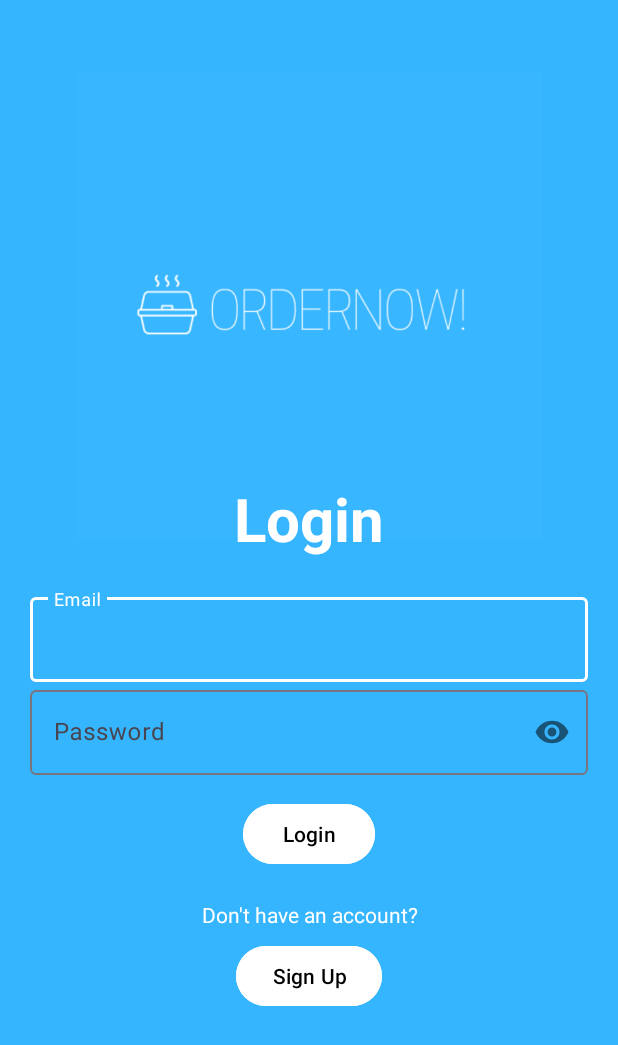
After one commit to Wmelendez1/OrderNowApp, an Android app: the Login screen opened directly, with no data from a screen before it, on a phone screen of 412 x 824 dp. The commit adds this screen. Shown: the top 1045 px of the screen. Run offline under Robolectric (Android 15) with nearby library versions, the phone set to English and light mode, and no system bars.

Commit message:
Created the log in layout and linked buttons.

```diff
--- a/app/build.gradle
+++ b/app/build.gradle
@@ -5,12 +5,12 @@ plugins {
 
 android {
     namespace 'com.example.ordernow'
-    compileSdk 33
+    compileSdk 34
 
     defaultConfig {
         applicationId "com.example.ordernow"
         minSdk 24
-        targetSdk 33
+        targetSdk 34
         versionCode 1
         versionName "1.0"
 
@@ -32,10 +32,11 @@ android {
 dependencies {
 
     implementation 'androidx.appcompat:appcompat:1.6.1'
-    implementation 'com.google.android.material:material:1.5.0'
+    implementation 'com.google.android.material:material:1.12.0'
     implementation 'androidx.constraintlayout:constraintlayout:2.1.4'
-    implementation 'com.google.firebase:firebase-database:20.1.0'
-    implementation 'com.google.firebase:firebase-firestore:24.4.1'
+    implementation 'com.google.firebase:firebase-database:21.0.0'
+    implementation 'com.google.firebase:firebase-firestore:25.0.0'
+    implementation 'androidx.activity:activity:1.9.0'
     testImplementation 'junit:junit:4.13.2'
     androidTestImplementation 'androidx.test.ext:junit:1.1.5'
     androidTestImplementation 'androidx.test.espresso:espresso-core:3.5.1'
--- a/app/src/main/AndroidManifest.xml
+++ b/app/src/main/AndroidManifest.xml
@@ -11,6 +11,9 @@
         android:roundIcon="@mipmap/ic_launcher_round"
         android:supportsRtl="true"
         android:theme="@style/Theme.OrderNow">
+        <activity
+            android:name=".activities.Login"
+            android:exported="false" />
         <activity
             android:name=".activities.SignUp"
             android:exported="false" />
--- /dev/null
+++ b/app/src/main/java/com/example/ordernow/activities/Login.java
@@ -0,0 +1,44 @@
+package com.example.ordernow.activities;
+
+import android.os.Bundle;
+import android.view.View;
+import android.widget.Button;
+import androidx.appcompat.app.AppCompatActivity;
+import android.content.Intent;
+import androidx.core.graphics.Insets;
+import androidx.core.view.ViewCompat;
+import androidx.core.view.WindowInsetsCompat;
+
+import com.example.ordernow.R;
+
+public class Login extends AppCompatActivity {
+
+    @Override
+    protected void onCreate(Bundle savedInstanceState) {
+        super.onCreate(savedInstanceState);
+        setContentView(R.layout.activity_login);
+        // button set up
+        Button signUpBtn = findViewById(R.id.signup_button);
+        Button loginBtn = findViewById(R.id.loginButton);
+
+        signUpBtn.setOnClickListener(new View.OnClickListener() {
+            @Override
+            public void onClick(View v) {
+                // intent to signup activity
+                Intent toSignUp = new Intent(Login.this, SignUp.class);
+                startActivity(toSignUp);
+            }
+        });
+
+        loginBtn.setOnClickListener(new View.OnClickListener(){
+            @Override
+            public void onClick(View v){
+                // intent to homepage
+                Intent LoggingIn = new Intent(); // add intent later
+                startActivity(LoggingIn);
+
+            }
+        });
+
+    }
+}
--- a/app/src/main/java/com/example/ordernow/activities/WelcomeScreen.java
+++ b/app/src/main/java/com/example/ordernow/activities/WelcomeScreen.java
@@ -16,7 +16,7 @@ public class WelcomeScreen extends AppCompatActivity {
 
         //set buttons here
         Button signUpButton = findViewById(R.id.signupButton);
-
+        Button loginBtn = findViewById(R.id.loginButton);
         //on click listeners here
         signUpButton.setOnClickListener(new View.OnClickListener() {
             @Override
@@ -26,5 +26,16 @@ public class WelcomeScreen extends AppCompatActivity {
                 startActivity(intent); //starts activity
             }
         });
+
+        loginBtn.setOnClickListener(new View.OnClickListener(){
+            @Override
+            public void onClick(View v){
+                // intent to homepage
+                Intent toLogin = new Intent(WelcomeScreen.this, Login.class); // add intent later
+                startActivity(toLogin);
+
+            }
+        });
+
     }
 }
--- /dev/null
+++ b/app/src/main/res/layout/activity_login.xml
@@ -0,0 +1,79 @@
+<?xml version="1.0" encoding="utf-8"?>
+<LinearLayout xmlns:android="http://schemas.android.com/apk/res/android"
+    xmlns:app="http://schemas.android.com/apk/res-auto"
+    xmlns:tools="http://schemas.android.com/tools"
+    android:layout_width="match_parent"
+    android:orientation="vertical"
+    android:gravity="center"
+    android:padding="20dp"
+    android:layout_height="match_parent"
+    android:background="@color/themecolor"
+    tools:context=".activities.Login">
+
+    <ImageView
+        android:layout_width="662dp"
+        android:layout_height="310dp"
+        android:layout_marginTop="-100dp"
+        android:src="@drawable/onlogo" />
+
+    <TextView
+        android:text="Login"
+        android:textSize="40dp"
+        android:textStyle="bold"
+        android:textColor="@color/white"
+        android:gravity="center"
+        android:layout_marginTop="-40dp"
+        android:layout_marginBottom="20dp"
+        android:layout_width="match_parent"
+        android:layout_height="wrap_content"/>
+    <com.google.android.material.textfield.TextInputLayout
+        android:layout_width="match_parent"
+        android:layout_height="wrap_content">
+
+        <com.google.android.material.textfield.TextInputEditText
+            android:id="@+id/email"
+            android:hint="@string/email"
+            android:layout_width="match_parent"
+            android:layout_height="wrap_content"/>
+    </com.google.android.material.textfield.TextInputLayout>
+
+    <com.google.android.material.textfield.TextInputLayout
+        android:layout_width="match_parent"
+        android:layout_height="wrap_content"
+        app:passwordToggleEnabled="true">
+
+        <com.google.android.material.textfield.TextInputEditText
+            android:id="@+id/password"
+            android:hint="@string/password"
+            android:inputType="textPassword"
+            android:layout_width="match_parent"
+            android:layout_height="wrap_content"/>
+    </com.google.android.material.textfield.TextInputLayout>
+
+    <Button
+        android:id="@+id/loginButton"
+        android:text="@string/login"
+        android:textColor="@color/black"
+        android:layout_width="wrap_content"
+        android:layout_height="wrap_content"
+        android:layout_marginTop="15dp"
+        android:backgroundTint="@color/white"/>
+
+    <TextView
+        android:layout_width="match_parent"
+        android:layout_height="wrap_content"
+        android:gravity="center"
+        android:layout_marginTop="20dp"
+        android:text="Don't have an account?"
+        android:textColor="@color/white"/>
+
+    <Button
+        android:id="@+id/signup_button"
+        android:text="@string/signup"
+        android:textColor="@color/black"
+        android:layout_width="wrap_content"
+        android:layout_height="wrap_content"
+        android:layout_marginTop="7dp"
+        android:backgroundTint="@color/white"/>
+
+</LinearLayout>
--- a/gradle.properties
+++ b/gradle.properties
@@ -19,3 +19,4 @@ android.useAndroidX=true
 # resources declared in the library itself and none from the library's dependencies,
 # thereby reducing the size of the R class for that library
 android.nonTransitiveRClass=true
+android.suppressUnsupportedCompileSdk=34
```
